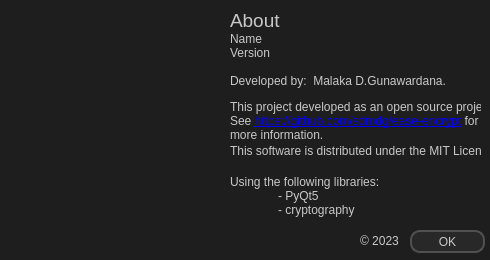
sdmdg/ease-encrypt, file data/dlg_about.ui: the form before one commit.
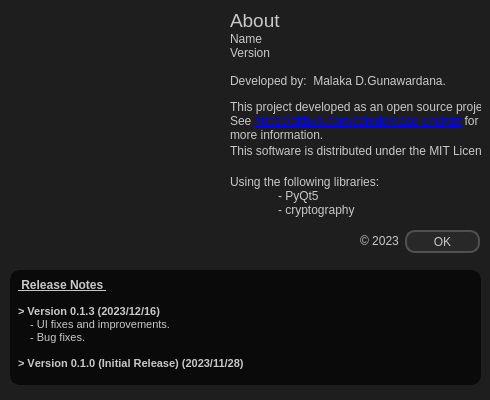
The form after the commit.

Diff of the .ui file:
```diff
--- a/data/dlg_about.ui
+++ b/data/dlg_about.ui
@@ -7,7 +7,7 @@
     <x>0</x>
     <y>0</y>
     <width>490</width>
-    <height>260</height>
+    <height>400</height>
    </rect>
   </property>
   <property name="minimumSize">
@@ -19,7 +19,7 @@
   <property name="maximumSize">
    <size>
     <width>490</width>
-    <height>260</height>
+    <height>400</height>
    </size>
   </property>
   <property name="windowTitle">
@@ -99,7 +99,7 @@
   <widget class="QPushButton" name="btn_ok">
    <property name="geometry">
     <rect>
-     <x>410</x>
+     <x>405</x>
      <y>230</y>
      <width>75</width>
      <height>23</height>
@@ -209,6 +209,47 @@
     <string>This software is distributed under the MIT License.</string>
    </property>
   </widget>
+  <widget class="QTextEdit" name="release_notes">
+   <property name="enabled">
+    <bool>true</bool>
+   </property>
+   <property name="geometry">
+    <rect>
+     <x>10</x>
+     <y>270</y>
+     <width>471</width>
+     <height>115</height>
+    </rect>
+   </property>
+   <property name="styleSheet">
+    <string notr="true">color: rgb(200, 200, 200);
+background-color:rgb(10, 10, 10);
+border: 4px solid rgb(10, 10, 10);
+border-radius: 10px;</string>
+   </property>
+   <property name="verticalScrollBarPolicy">
+    <enum>Qt::ScrollBarAlwaysOff</enum>
+   </property>
+   <property name="horizontalScrollBarPolicy">
+    <enum>Qt::ScrollBarAlwaysOff</enum>
+   </property>
+   <property name="readOnly">
+    <bool>true</bool>
+   </property>
+   <property name="html">
+    <string>&lt;!DOCTYPE HTML PUBLIC &quot;-//W3C//DTD HTML 4.0//EN&quot; &quot;http://www.w3.org/TR/REC-html40/strict.dtd&quot;&gt;
+&lt;html&gt;&lt;head&gt;&lt;meta name=&quot;qrichtext&quot; content=&quot;1&quot; /&gt;&lt;style type=&quot;text/css&quot;&gt;
+p, li { white-space: pre-wrap; }
+&lt;/style&gt;&lt;/head&gt;&lt;body style=&quot; font-family:'MS Shell Dlg 2'; font-size:8.25pt; font-weight:400; font-style:normal;&quot;&gt;
+&lt;p style=&quot; margin-top:0px; margin-bottom:0px; margin-left:0px; margin-right:0px; -qt-block-indent:0; text-indent:0px;&quot;&gt;&lt;span style=&quot; font-size:9pt; font-weight:600; text-decoration: underline;&quot;&gt; Release Notes &lt;/span&gt;&lt;/p&gt;
+&lt;p style=&quot;-qt-paragraph-type:empty; margin-top:0px; margin-bottom:0px; margin-left:0px; margin-right:0px; -qt-block-indent:0; text-indent:0px; text-decoration: underline;&quot;&gt;&lt;br /&gt;&lt;/p&gt;
+&lt;p style=&quot; margin-top:0px; margin-bottom:0px; margin-left:0px; margin-right:0px; -qt-block-indent:0; text-indent:0px;&quot;&gt;&lt;span style=&quot; font-size:8pt; font-weight:600;&quot;&gt;&amp;gt; Version 0.1.3 (2023/12/16) &lt;/span&gt;&lt;/p&gt;
+&lt;p style=&quot; margin-top:0px; margin-bottom:0px; margin-left:0px; margin-right:0px; -qt-block-indent:0; text-indent:0px;&quot;&gt;    - UI fixes and improvements.&lt;/p&gt;
+&lt;p style=&quot; margin-top:0px; margin-bottom:0px; margin-left:0px; margin-right:0px; -qt-block-indent:0; text-indent:0px;&quot;&gt;    - Bug fixes.&lt;/p&gt;
+&lt;p style=&quot;-qt-paragraph-type:empty; margin-top:0px; margin-bottom:0px; margin-left:0px; margin-right:0px; -qt-block-indent:0; text-indent:0px;&quot;&gt;&lt;br /&gt;&lt;/p&gt;
+&lt;p style=&quot; margin-top:0px; margin-bottom:0px; margin-left:0px; margin-right:0px; -qt-block-indent:0; text-indent:0px;&quot;&gt;&lt;span style=&quot; font-size:8pt; font-weight:600;&quot;&gt;&amp;gt; V&lt;/span&gt;&lt;span style=&quot; font-weight:600;&quot;&gt;ersion 0.1.0 (Initial Release) (2023/11/28)&lt;/span&gt;&lt;/p&gt;&lt;/body&gt;&lt;/html&gt;</string>
+   </property>
+  </widget>
  </widget>
  <resources/>
  <connections/>
```
